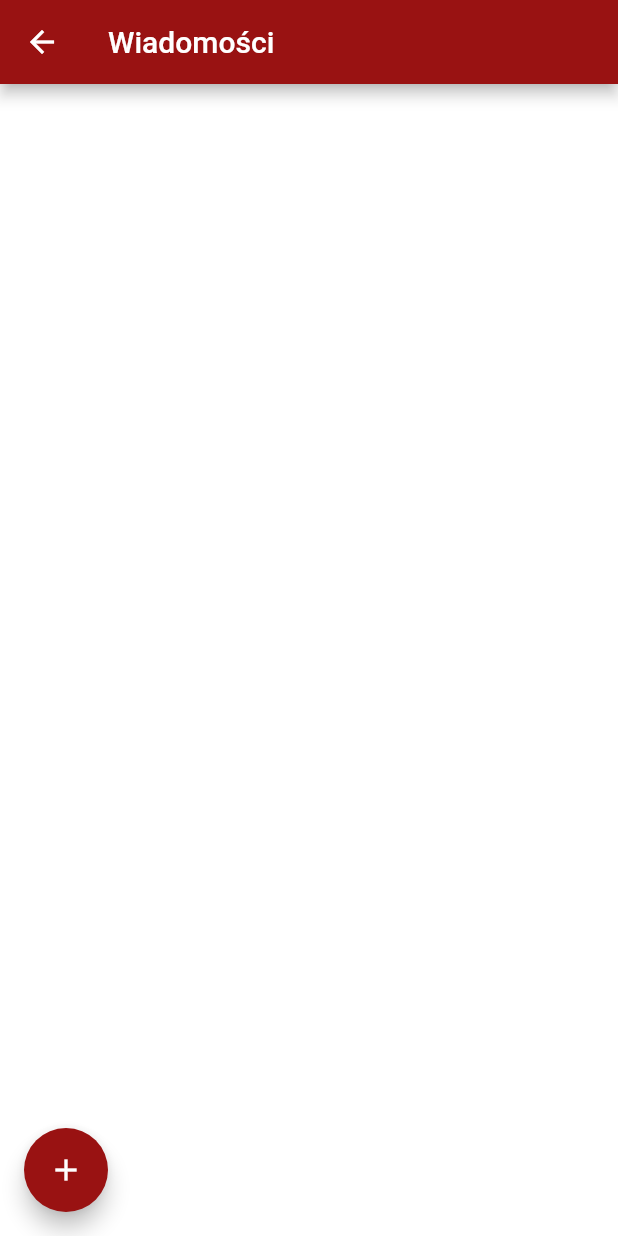
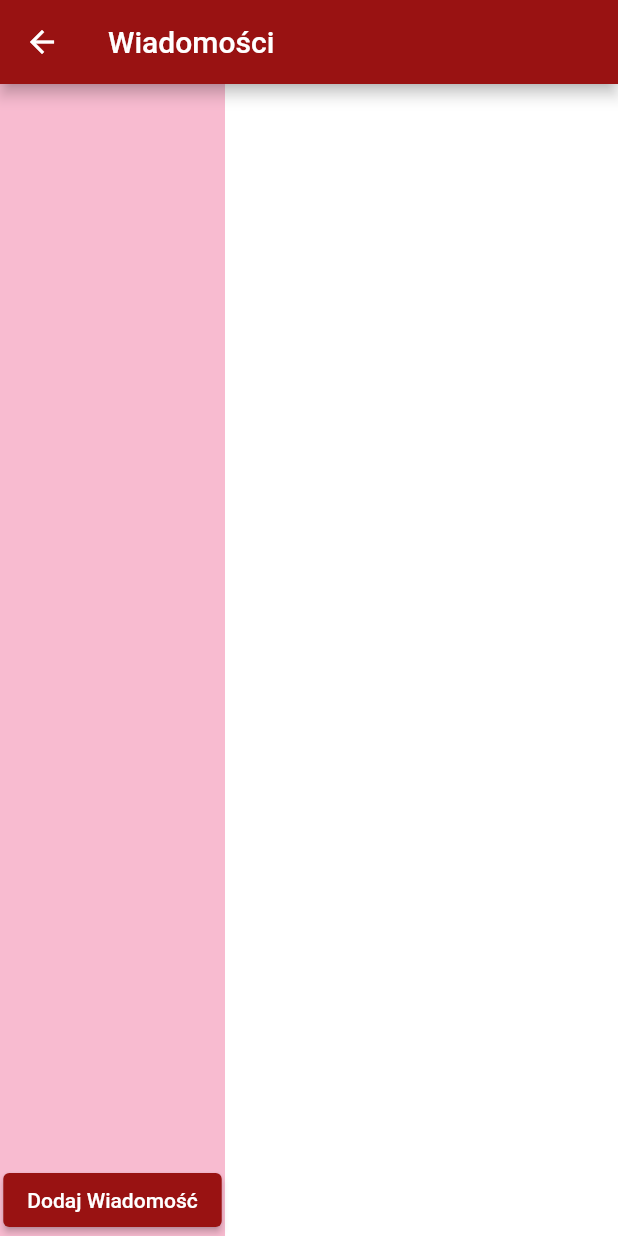
Before and after one commit to Asirxes/Dyplom, a Flutter app: the screen it shows once a user with an empty profile is signed in, item 2 of the bottom bar chosen, on a phone screen of 412 x 824 dp. Run offline on Flutter 3.47's test engine with Material 2 defaults, Android fonts, the phone set to English and light mode, and no system bars; our stand-ins replace cloud_firestore, firebase_auth, firebase_core, flutter_rating_bar, fluttertoast; accounts and stored records are empty.

Commit message:
Update message_list.dart

```diff
--- a/lib/message_pages/message_list.dart
+++ b/lib/message_pages/message_list.dart
@@ -83,7 +83,6 @@ class _MessageListPageState extends State<MessageListPage> {
       messages.add(Message.fromMap(data));
     }
 
-    // Sortuj wiadomości według timestamp w odwrotnej kolejności
     messages.sort((a, b) => b.timestamp.compareTo(a.timestamp));
 
     setState(() {
@@ -100,13 +99,33 @@ class _MessageListPageState extends State<MessageListPage> {
       ),
       body: Row(
         children: [
+          _buildLeftColumn(),
           Expanded(
-            flex: 1,
+            flex: 2,
+            child: _buildChatView(),
+          ),
+        ],
+      ),
+    );
+  }
+
+  Widget _buildLeftColumn() {
+    return Container(
+      width: 150.0,
+      decoration: BoxDecoration(
+        color: Colors.pink[100],
+      ),
+      child: Column(
+        children: [
+          Expanded(
             child: ListView.builder(
               itemCount: _usersWithMessages.length,
               itemBuilder: (context, index) {
                 return ListTile(
                   title: Text(_usersWithMessages[index]),
+                  tileColor: _usersWithMessages[index] == _selectedUser
+                      ? Colors.blue[100]
+                      : null,
                   onTap: () {
                     _loadMessages(_usersWithMessages[index]);
                   },
@@ -114,13 +133,7 @@ class _MessageListPageState extends State<MessageListPage> {
               },
             ),
           ),
-          Expanded(
-            flex: 2,
-            child: _buildChatView(),
-          ),
-        ],
-      ),
-      floatingActionButton: FloatingActionButton(
+          ElevatedButton(
             onPressed: () async {
               final result = await Navigator.push(
                 context,
@@ -131,9 +144,10 @@ class _MessageListPageState extends State<MessageListPage> {
                 _loadUsersWithMessages();
               }
             },
-        child: Icon(Icons.add),
+            child: Text('Dodaj Wiadomość'),
           ),
-      floatingActionButtonLocation: FloatingActionButtonLocation.startFloat,
+        ],
+      ),
     );
   }
 
```
Lines whose indentation alone changed are shown as unchanged.
